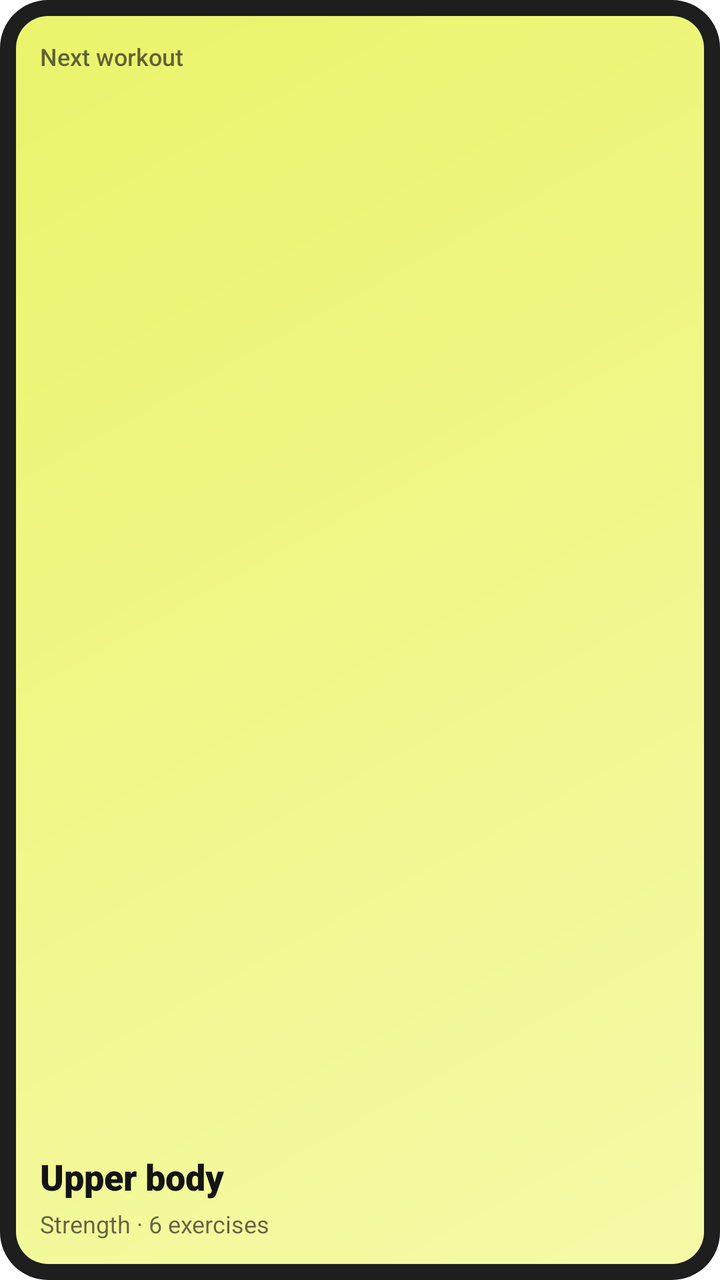
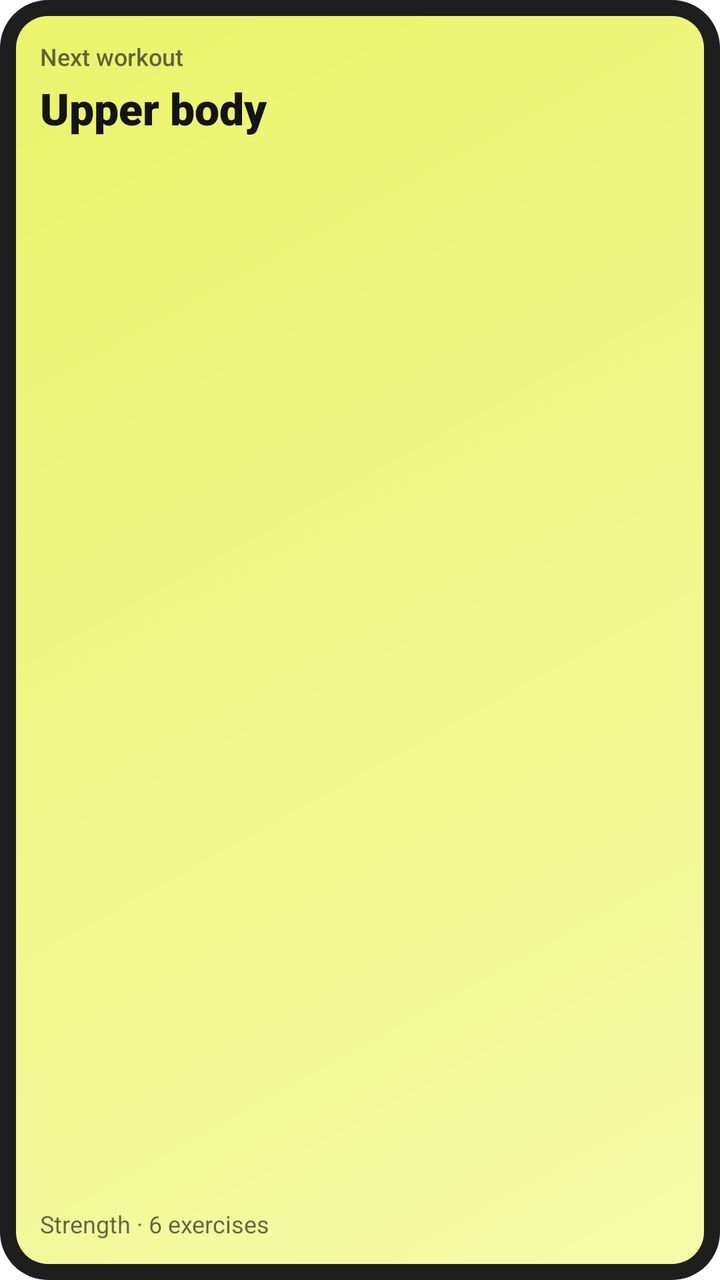

Screens rendered from an Android XML layout before and after an edit, with the pre-edit source and the edit as a unified diff.
<!-- AndroidManifest.xml: fallback theme Theme.MaterialComponents.DayNight.NoActionBar -->
<!-- res/layout/widget_workout.xml -->
<?xml version="1.0" encoding="utf-8"?>
<LinearLayout xmlns:android="http://schemas.android.com/apk/res/android"
  android:id="@android:id/background"
  android:layout_width="match_parent"
  android:layout_height="match_parent"
  android:background="@drawable/widget_bg"
  android:orientation="horizontal"
  android:padding="@dimen/widget_padding">

  <LinearLayout
    android:id="@+id/workout_cell"
    android:layout_width="0dp"
    android:layout_height="match_parent"
    android:layout_weight="1"
    android:background="@drawable/widget_accent_bg"
    android:orientation="vertical"
    android:padding="@dimen/widget_cell_padding">

    <TextView
      android:id="@+id/workout_label"
      android:layout_width="match_parent"
      android:layout_height="wrap_content"
      android:ellipsize="end"
      android:fontFamily="sans-serif-medium"
      android:maxLines="1"
      android:text="@string/widget_next_workout"
      android:textColor="@color/widget_on_accent_muted"
      android:textSize="12sp" />

    <FrameLayout
      android:layout_width="match_parent"
      android:layout_height="0dp"
      android:layout_weight="1" />

    <TextView
      android:id="@+id/workout_title"
      android:layout_width="match_parent"
      android:layout_height="wrap_content"
      android:ellipsize="end"
      android:fontFamily="sans-serif-black"
      android:includeFontPadding="false"
      android:maxLines="2"
      android:text="@string/widget_sample_workout"
      android:textColor="@color/widget_on_accent"
      android:textSize="18sp" />

    <TextView
      android:id="@+id/workout_subtitle"
      android:layout_width="match_parent"
      android:layout_height="wrap_content"
      android:layout_marginTop="4dp"
      android:ellipsize="end"
      android:maxLines="1"
      android:text="@string/widget_sample_program"
      android:textColor="@color/widget_on_accent_muted"
      android:textSize="12sp" />
  </LinearLayout>
</LinearLayout>
<!-- resources referenced by this layout -->
<resources>
  <color name="widget_on_accent">#141414</color>
  <color name="widget_on_accent_muted">#A6141414</color>
  <dimen name="widget_cell_padding">12dp</dimen>
  <dimen name="widget_padding">8dp</dimen>
  <!-- drawable widget_accent_bg (drawable) -->
  <?xml version="1.0" encoding="utf-8"?>
  <shape xmlns:android="http://schemas.android.com/apk/res/android" android:shape="rectangle">
    <gradient
      android:angle="315"
      android:endColor="@color/widget_accent_end"
      android:startColor="@color/widget_accent" />
    <corners android:radius="@dimen/widget_cell_radius" />
  </shape>
  <!-- drawable widget_bg (drawable) -->
  <?xml version="1.0" encoding="utf-8"?>
  <shape xmlns:android="http://schemas.android.com/apk/res/android" android:shape="rectangle">
    <solid android:color="@color/widget_background" />
    <corners android:radius="@dimen/widget_radius" />
  </shape>
  <string name="widget_next_workout">Next workout</string>
  <string name="widget_sample_program">Strength · 6 exercises</string>
  <string name="widget_sample_workout">Upper body</string>
  <color name="widget_accent_end">#F5FAA8</color>
  <color name="widget_accent">#EAF46B</color>
  <dimen name="widget_cell_radius">16dp</dimen>
  <color name="widget_background">#F2121212</color>
  <dimen name="widget_radius">24dp</dimen>
</resources>

<!-- the commit's change to res/layout/widget_workout.xml (unified diff, before → after) -->
@@ -27,30 +27,30 @@
       android:textColor="@color/widget_on_accent_muted"
       android:textSize="12sp" />
 
+    <TextView
+      android:id="@+id/workout_title"
+      android:layout_width="match_parent"
+      android:layout_height="wrap_content"
+      android:layout_marginTop="6dp"
+      android:ellipsize="end"
+      android:fontFamily="sans-serif-black"
+      android:includeFontPadding="false"
+      android:maxLines="2"
+      android:text="@string/widget_sample_workout"
+      android:textColor="@color/widget_on_accent"
+      android:textSize="22sp" />
+
     <FrameLayout
       android:layout_width="match_parent"
       android:layout_height="0dp"
       android:layout_weight="1" />
 
     <TextView
-      android:id="@+id/workout_title"
+      android:id="@+id/workout_subtitle"
       android:layout_width="match_parent"
       android:layout_height="wrap_content"
       android:ellipsize="end"
-      android:fontFamily="sans-serif-black"
-      android:includeFontPadding="false"
       android:maxLines="2"
-      android:text="@string/widget_sample_workout"
-      android:textColor="@color/widget_on_accent"
-      android:textSize="18sp" />
-
-    <TextView
-      android:id="@+id/workout_subtitle"
-      android:layout_width="match_parent"
-      android:layout_height="wrap_content"
-      android:layout_marginTop="4dp"
-      android:ellipsize="end"
-      android:maxLines="1"
       android:text="@string/widget_sample_program"
       android:textColor="@color/widget_on_accent_muted"
       android:textSize="12sp" />
